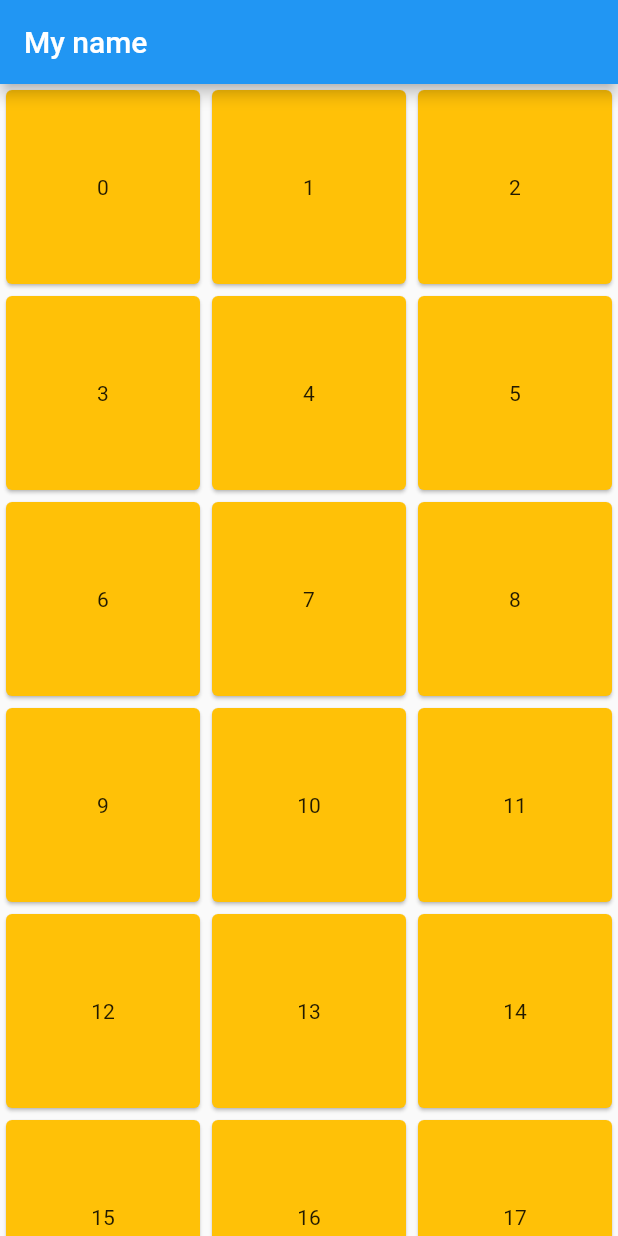
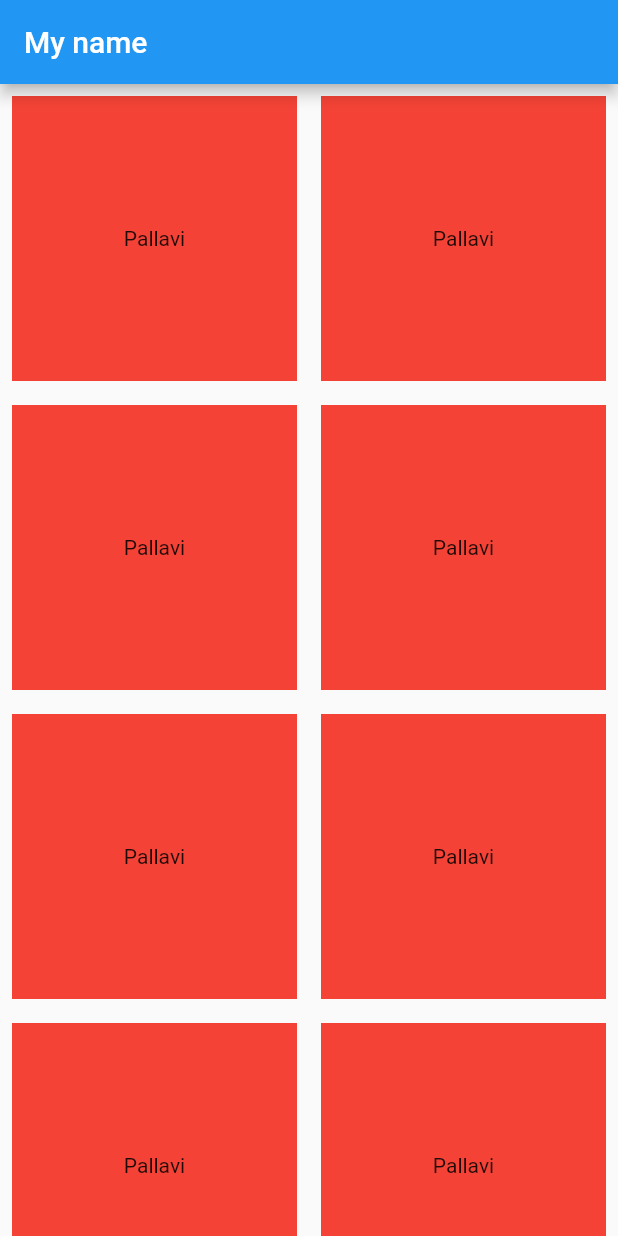
Before and after one commit to PALLAVIROY23/new_file, a Flutter app: the screen it shows after launch, on a phone screen of 412 x 824 dp. Run offline on Flutter 3.47's test engine with Material 2 defaults, Android fonts, the phone set to English and light mode, and no system bars.

Commit message:
text build

```diff
--- a/lib/newfile.dart
+++ b/lib/newfile.dart
@@ -16,13 +16,17 @@ class _pageState extends State<page> {
         ),
         body: GridView.builder(
             gridDelegate: const SliverGridDelegateWithFixedCrossAxisCount(
-              crossAxisCount: 3,
+              crossAxisCount: 2,
             ),
-            itemCount: 300,
+            itemCount: 50,
             itemBuilder: (BuildContext context, int index) {
-              return Card(
-                color: Colors.amber,
-                child: Center(child: Text('$index')),
+
+              return Padding(
+                padding: const EdgeInsets.all(8.0),
+                child: Container(
+                  color: Colors.red,
+                  child: Center(child: Text('Pallavi')),
+                ),
               );
             }
         ),
```
